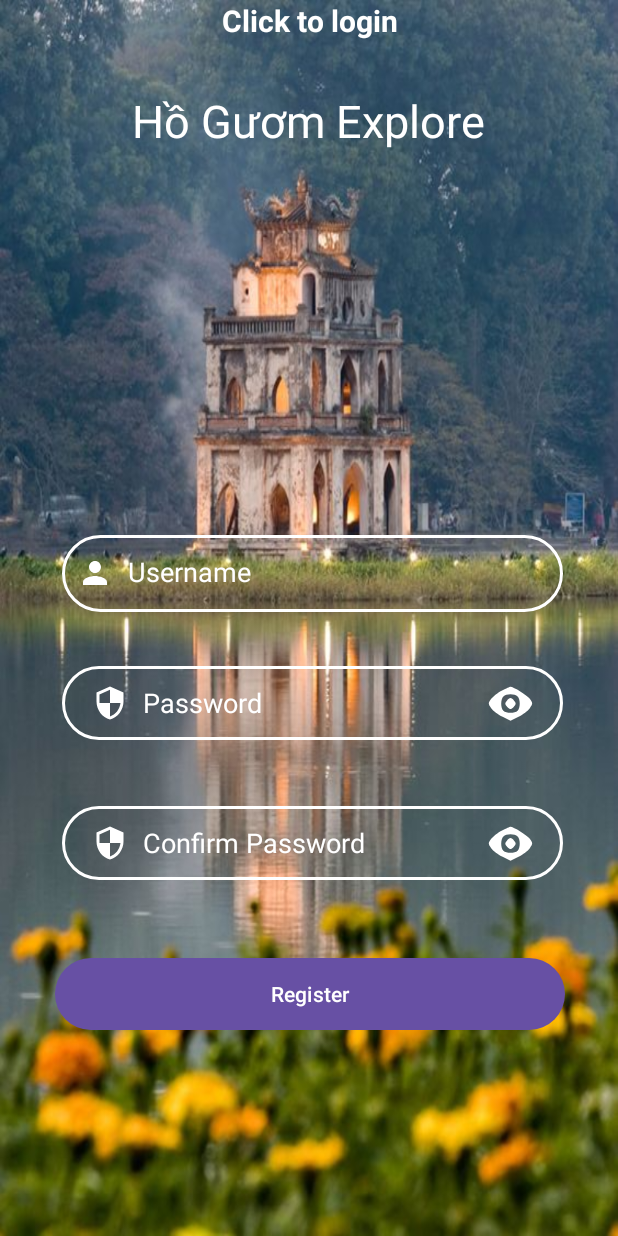
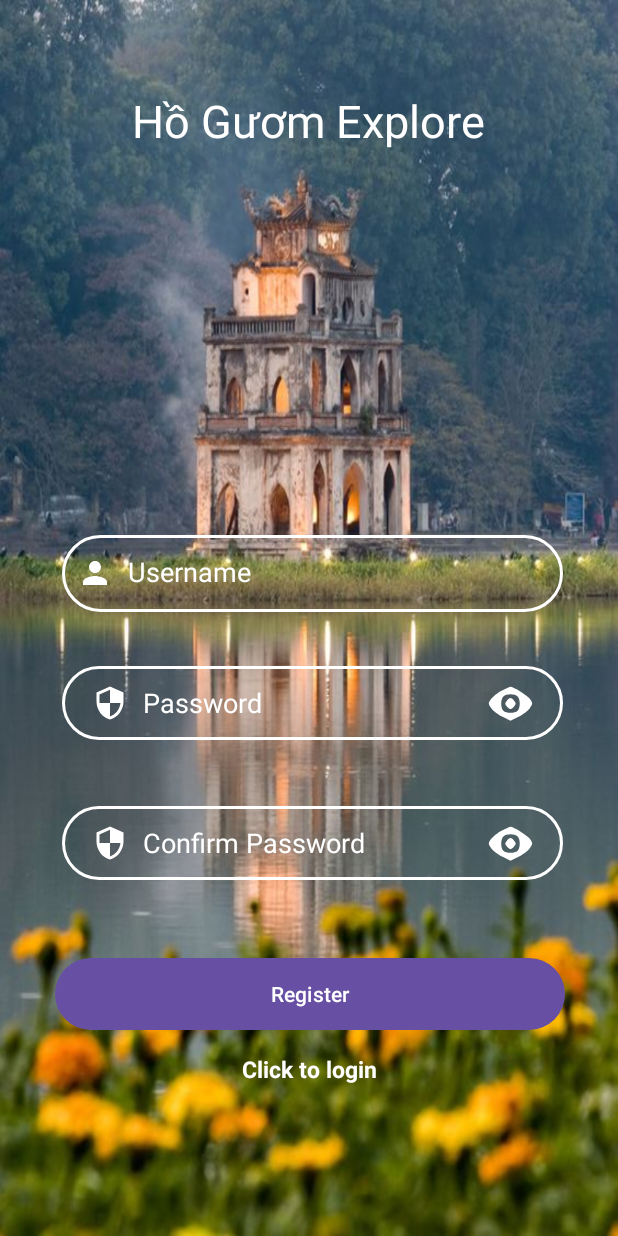
Before and after one commit to phamtungthuy/Ho_Guom_Explore, an Android app: the RegisterActivity screen opened directly, with no data from a screen before it, on a phone screen of 412 x 824 dp. Run offline under Robolectric (Android 15) with nearby library versions, the phone set to English and light mode, and no system bars; our stand-ins replace Firebase (no records; nobody signed in at launch, a user with empty details on screens opened directly); 1 statement that could not run was skipped.

Commit message:
just a little fix to the UI ;)

```diff
--- a/app/src/main/res/layout/activity_register.xml
+++ b/app/src/main/res/layout/activity_register.xml
@@ -123,11 +123,12 @@
         android:layout_width="match_parent"
         android:text="Click to login"
         android:gravity="center"
-        android:layout_marginTop="20dp"
+        android:layout_marginTop="15dp"
         android:textColor="@color/white"
-        android:textSize="20dp"
+        android:textSize="15dp"
         android:textStyle="bold"
-        app:layout_constraintTop_toBottomOf="previousViewId" />
+        app:layout_constraintTop_toBottomOf="@+id/buttonRegister"
+        />
 
 
 </androidx.constraintlayout.widget.ConstraintLayout>
```
